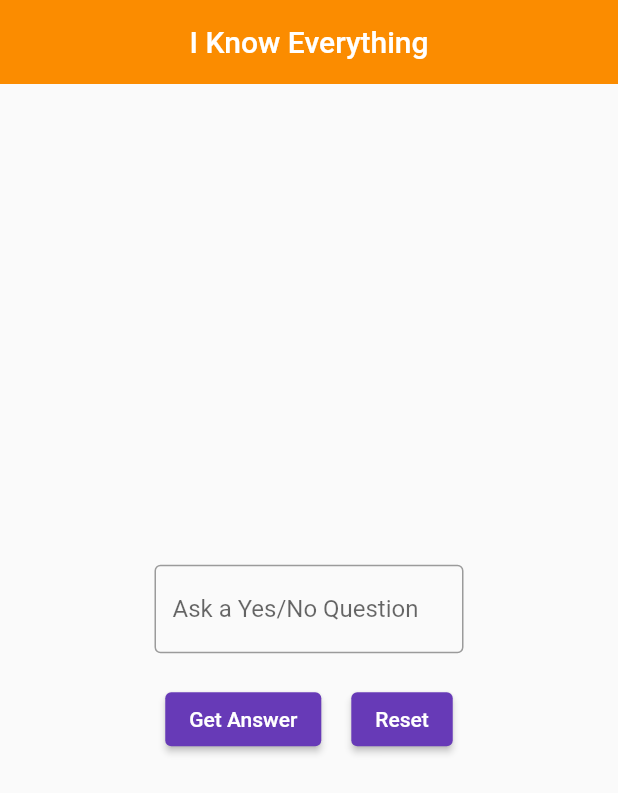
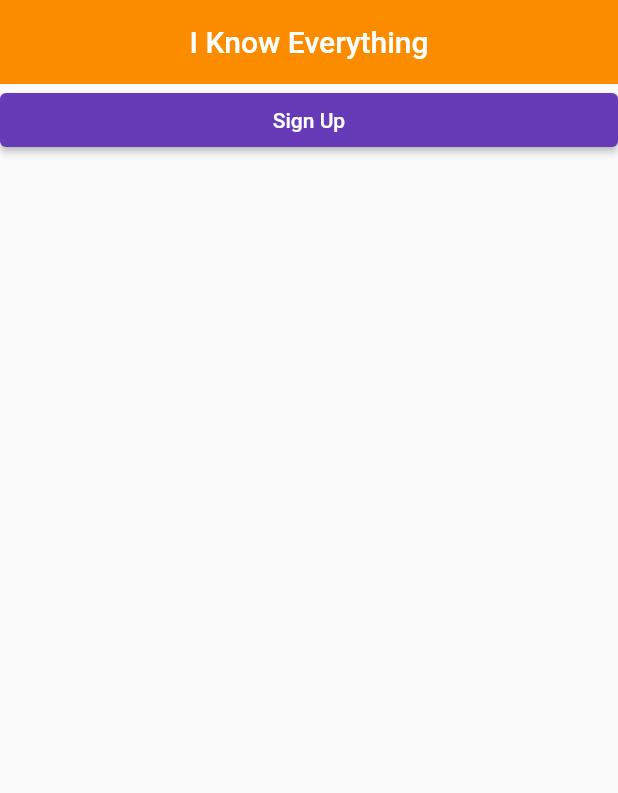
Before and after one commit to amahi2001/Flutter-Experiments, a Flutter app: the screen it shows after launch, on a phone screen of 412 x 824 dp. Shown: the top 793 px of the screen. Run offline on Flutter 3.47's test engine with Material 2 defaults, Android fonts, the phone set to English and light mode, and no system bars; our stand-ins replace firebase_auth, firebase_core; accounts and stored records are empty; statements that could not run were skipped.

```diff
--- a/lib/pages/question_answer.dart
+++ b/lib/pages/question_answer.dart
@@ -1,9 +1,31 @@
 import 'package:flutter/material.dart';
 import 'package:http/http.dart' as http;
+import 'package:firebase_core/firebase_core.dart';
+import 'package:firebase_auth/firebase_auth.dart';
 
 class QuestionAnswerPage extends StatefulWidget {
   @override
   State<QuestionAnswerPage> createState() => _QuestionAnswerPageState();
+}
+
+Future<void> signUp() async {
+  await Firebase.initializeApp();
+
+  try {
+    await FirebaseAuth.instance.createUserWithEmailAndPassword(
+      email: 'amahi2001@gmail.com',
+      password: '12345678',
+    );
+    print('Successfully signed up');
+  } on FirebaseAuthException catch (e) {
+    if (e.code == 'weak-password') {
+      print('The password provided is too weak.');
+    } else if (e.code == 'email-already-in-use') {
+      print('The account already exists for that email.');
+    }
+  } catch (e) {
+    print(e.toString());
+  }
 }
 
 class _QuestionAnswerPageState extends State<QuestionAnswerPage> {
@@ -20,33 +42,15 @@ class _QuestionAnswerPageState extends State<QuestionAnswerPage> {
         elevation: 0, //shadow below the appBar
         backgroundColor: Colors.orange[600],
       ),
-      body: Column(
-          mainAxisAlignment: MainAxisAlignment.center,
-          crossAxisAlignment: CrossAxisAlignment.center,
-          children: [
-            Container(
-              width: 0.5 * MediaQuery.of(context).size.width,
-              child: TextField(
-                decoration: InputDecoration(
-                    labelText: 'Ask a Yes/No Question',
-                    border: OutlineInputBorder()),
-              ),
-            ),
-            SizedBox(height: 20),
-            Row(
-                mainAxisAlignment: MainAxisAlignment.center,
-                crossAxisAlignment: CrossAxisAlignment.center,
-                children: [
-                  ElevatedButton(onPressed: () {}, child: Text('Get Answer')),
-                  SizedBox(
-                    width: 20,
-                  ),
-                  ElevatedButton(
-                    onPressed: () {},
-                    child: Text('Reset'),
-                  ),
-                ])
-          ]),
+      body: ListView(
+        children: [
+          ElevatedButton(
+              onPressed: () async {
+                await signUp();
+              },
+              child: Text('Sign Up')),
+        ],
+      ),
     );
   }
 }
--- a/pubspec.yaml
+++ b/pubspec.yaml
@@ -37,6 +37,8 @@ dependencies:
 
   #HTTP for api requests
   http: ^0.13.4
+  firebase_core: ^1.13.1
+  firebase_auth: ^3.3.11
 
 dev_dependencies:
   flutter_test:
```
Also changed, not shown: lib/main.dart (+7 -1 lines), lib/firebase_options.dart (added), pubspec.lock, 1 other file.
